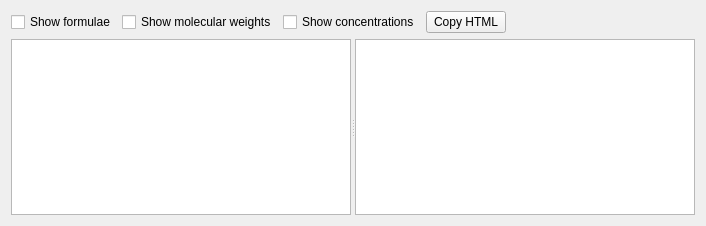
campagnola/pycsf, file recipeEditorTemplate.ui: the form before one commit.
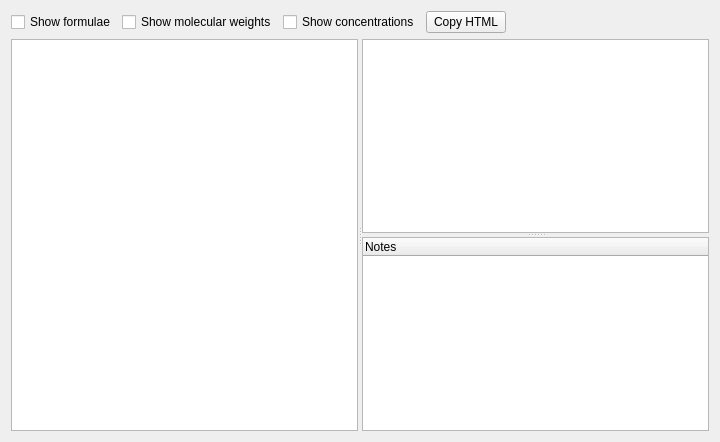
The form after the commit. Custom widgets are drawn as their Qt base class.

Diff of the .ui file:
```diff
--- a/recipeEditorTemplate.ui
+++ b/recipeEditorTemplate.ui
@@ -6,8 +6,8 @@
    <rect>
     <x>0</x>
     <y>0</y>
-    <width>706</width>
-    <height>226</height>
+    <width>720</width>
+    <height>442</height>
    </rect>
   </property>
   <property name="windowTitle">
@@ -74,7 +74,19 @@
        </property>
       </column>
      </widget>
-     <widget class="QTableWidget" name="recipeTable"/>
+     <widget class="QSplitter" name="vsplitter">
+      <property name="orientation">
+       <enum>Qt::Vertical</enum>
+      </property>
+      <widget class="QTableWidget" name="recipeTable"/>
+      <widget class="QTreeWidget" name="notesTree">
+       <column>
+        <property name="text">
+         <string>Notes</string>
+        </property>
+       </column>
+      </widget>
+     </widget>
     </widget>
    </item>
   </layout>
```
Left out of the diff: 2 changed lines with no effect on the pictures.
